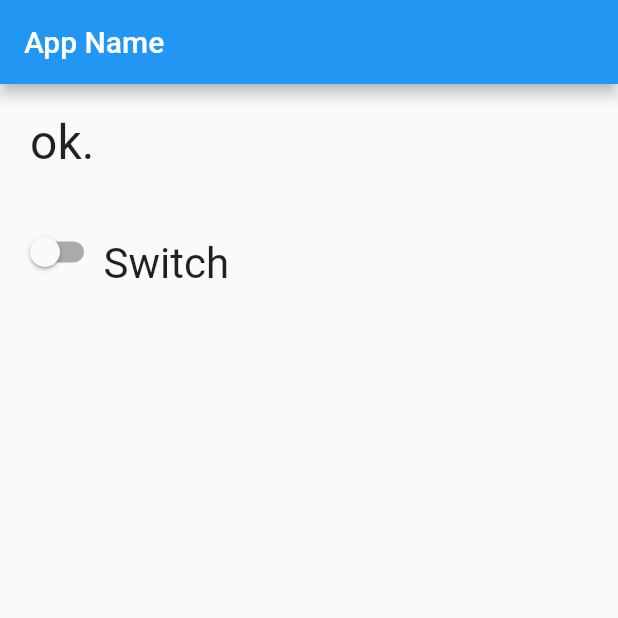
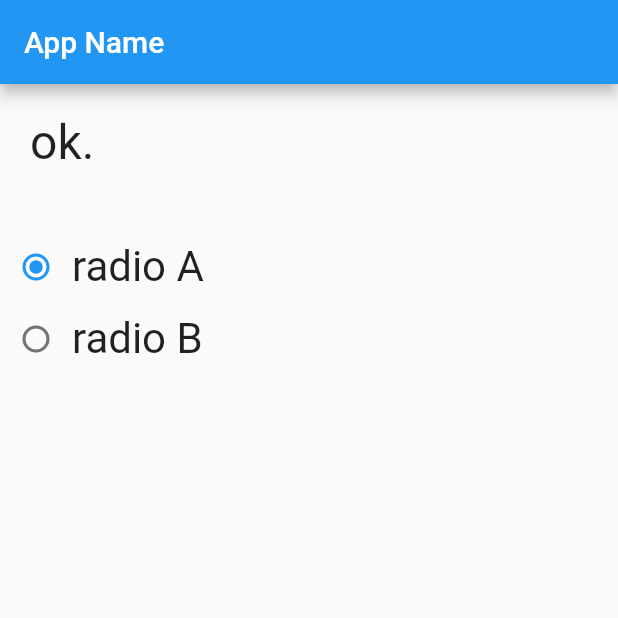
Before and after one commit to uni51/flutter_tsuyano_app_01, a Flutter app: the screen it shows after launch, on a phone screen of 412 x 824 dp, the top half of it. Run offline on Flutter 3.47's test engine with Material 2 defaults, Android fonts, the phone set to English and light mode, and no system bars; Roboto replaces fonts that are missing (Robot).

Commit message:
3-2-5 Radio

```diff
--- a/lib/main.dart
+++ b/lib/main.dart
@@ -28,7 +28,7 @@ class MyHomePage extends StatefulWidget {
 
 class _MyHomePageState extends State<MyHomePage> {
   static var _message = 'ok.';
-  static var _checked = false;
+  static var _selected = 'A';
 
   @override
   Widget build(BuildContext context) {
@@ -52,27 +52,49 @@ class _MyHomePageState extends State<MyHomePage> {
                     fontFamily: "Roboto"),
               ),
             ),
-            Padding(
-              padding: const EdgeInsets.all(10.0),
-              child: Row(
+
+            const Padding(
+              padding: EdgeInsets.all(10.0),
+            ),
+
+            Row(
                 mainAxisAlignment: MainAxisAlignment.start,
                 mainAxisSize: MainAxisSize.max,
-                crossAxisAlignment: CrossAxisAlignment.end,
+                crossAxisAlignment: CrossAxisAlignment.center,
                 children: <Widget>[
-                  Switch(
-                      value: _checked,
-                      onChanged: checkChanged
+
+                  Radio<String>(
+                    value: 'A',
+                    groupValue: _selected,
+                    onChanged: checkChanged,
                   ),
                   const Text(
-                    "Switch",
-                    style: TextStyle(
-                        fontSize: 28.0,
+                    "radio A",
+                    style: TextStyle(fontSize:28.0,
                         fontWeight: FontWeight.w400,
-                        fontFamily: "Robot"
-                    ),
+                        fontFamily: "Roboto"),
                   )
-                ],
-              )
+                ]
+            ),
+
+            Row(
+                mainAxisAlignment: MainAxisAlignment.start,
+                mainAxisSize: MainAxisSize.max,
+                crossAxisAlignment: CrossAxisAlignment.center,
+                children: <Widget>[
+
+                  Radio<String>(
+                    value: 'B',
+                    groupValue: _selected,
+                    onChanged: checkChanged,
+                  ),
+                  const Text(
+                    "radio B",
+                    style: TextStyle(fontSize:28.0,
+                        fontWeight: FontWeight.w400,
+                        fontFamily: "Roboto"),
+                  )
+                ]
             ),
           ],
         ),
@@ -80,10 +102,10 @@ class _MyHomePageState extends State<MyHomePage> {
     );
   }
 
-  void checkChanged(bool? value) {
+  void checkChanged(String? value){
     setState(() {
-      _checked = value!;
-      _message = value ? 'checked' : 'not checked...';
+      _selected = value ?? 'nodata';
+      _message = 'select: $_selected';
     });
   }
 }
```
